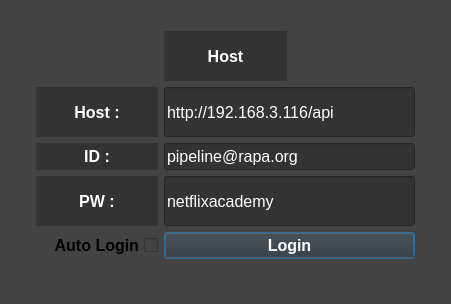
Above: python/PizzaMaya_ah/ui/UI_design/Login.ui from KKW0/pizza_api before the change. Below: the same form after it.
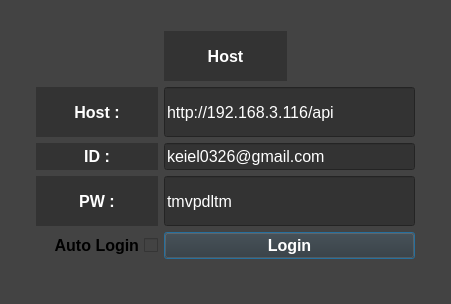
That is the form after the change.

```diff
--- a/python/PizzaMaya_ah/ui/UI_design/Login.ui
+++ b/python/PizzaMaya_ah/ui/UI_design/Login.ui
@@ -195,7 +195,7 @@
 color: white;</string>
       </property>
       <property name="text">
-       <string>pipeline@rapa.org</string>
+       <string>keiel0326@gmail.com</string>
       </property>
      </widget>
     </item>
@@ -273,7 +273,7 @@
 color: white;</string>
       </property>
       <property name="text">
-       <string>netflixacademy</string>
+       <string>tmvpdltm</string>
       </property>
      </widget>
     </item>
```
